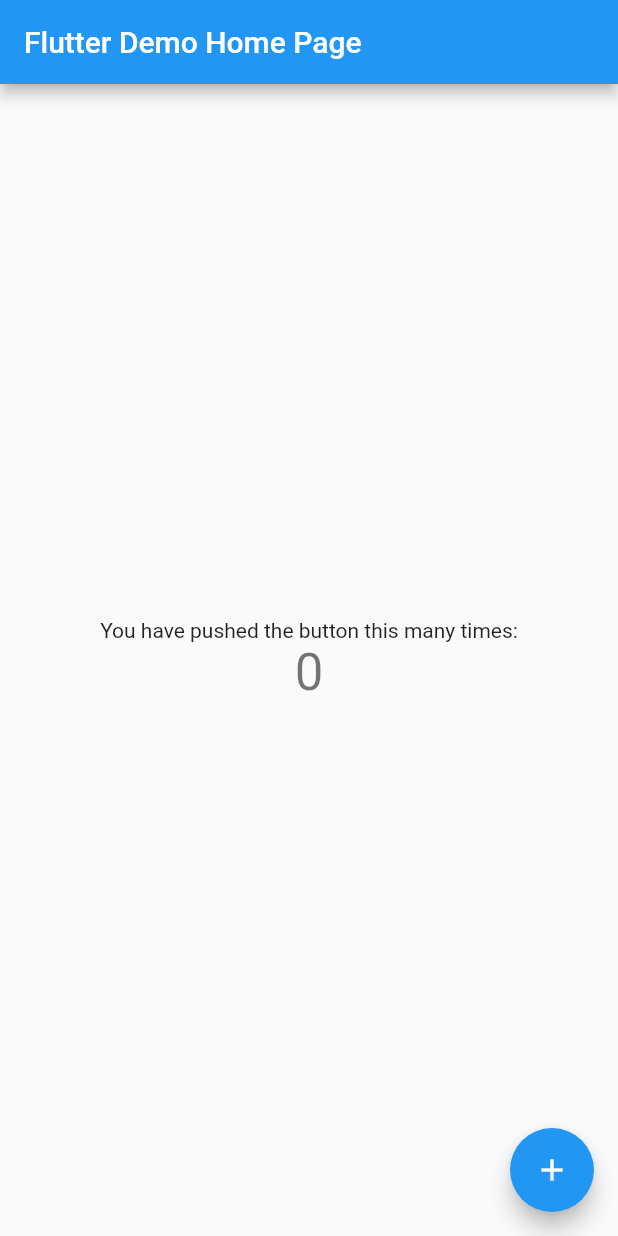
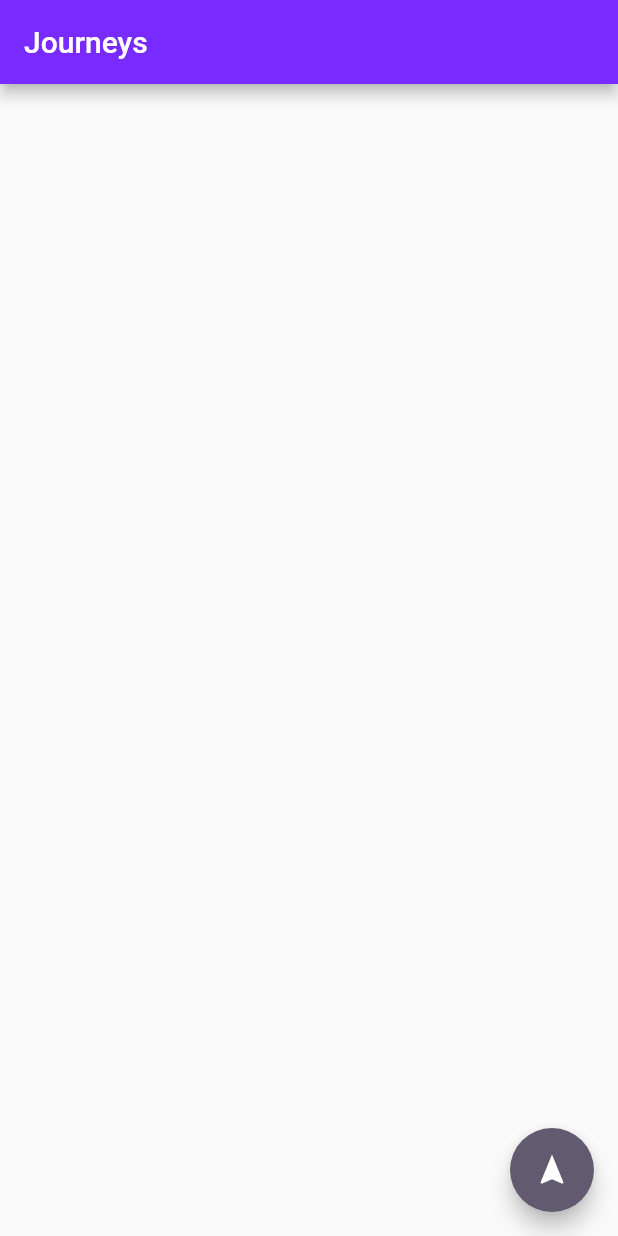
Before and after one commit to Ghoelian/travel_distance, a Flutter app: the screen it shows after launch, on a phone screen of 412 x 824 dp. Run offline on Flutter 3.47's test engine with Material 2 defaults, Android fonts, the phone set to English and light mode, and no system bars; our stand-ins replace flutter_secure_storage, google_maps_flutter, location, sqflite; accounts and stored records are empty.

Commit message:
Finish main logic

```diff
--- /dev/null
+++ b/lib/arguments/journey_details.dart
@@ -0,0 +1,7 @@
+import 'package:travel_distance/dto/journey_dto.dart';
+
+class JourneyDetailsArguments {
+  final Journey journey;
+
+  JourneyDetailsArguments(this.journey);
+}
--- /dev/null
+++ b/lib/dto/journey_dto.dart
@@ -0,0 +1,36 @@
+import 'dart:convert';
+
+import 'package:intl/intl.dart';
+
+class Journey {
+  final List<Coordinate> coordinates;
+  final double distance;
+  final DateTime date;
+  final DateFormat formatter = DateFormat('d/M/y HH:mm');
+
+  Journey(
+      {required this.coordinates, required this.date, required this.distance});
+
+  Map<String, dynamic> toMap() {
+    return {
+      'date': date.millisecondsSinceEpoch,
+      'coordinates': jsonEncode(coordinates.map((e) => e.toJson()).toList()),
+      'distance': distance
+    };
+  }
+}
+
+class Coordinate {
+  final double latitude;
+  final double longitude;
+
+  Coordinate({required this.latitude, required this.longitude});
+
+  Map toJson() {
+    return {'latitude': latitude, 'longitude': longitude};
+  }
+
+  factory Coordinate.fromJson(Map<String, dynamic> json) {
+    return Coordinate(latitude: json['latitude'], longitude: json['longitude']);
+  }
+}
--- a/lib/main.dart
+++ b/lib/main.dart
@@ -1,6 +1,18 @@
 import 'package:flutter/material.dart';
+import 'package:path/path.dart';
+import 'package:provider/provider.dart';
+import 'package:sqflite/sqflite.dart';
+import 'package:travel_distance/models/database_model.dart';
+import 'package:travel_distance/models/journeys_model.dart';
+import 'package:travel_distance/screens/fix_permission.dart';
+import 'package:travel_distance/screens/journey_details.dart';
+import 'package:travel_distance/screens/journeys.dart';
+import 'package:travel_distance/screens/tracker.dart';
 
-void main() {
+void main() async {
+  WidgetsFlutterBinding.ensureInitialized();
+  DatabaseModel.init();
+
   runApp(const TravelDistance());
 }
 
@@ -10,106 +22,24 @@
   // This widget is the root of your application.
   @override
   Widget build(BuildContext context) {
-    return MaterialApp(
-      title: 'Flutter Demo',
-      theme: ThemeData(
-        // This is the theme of your application.
-        //
-        // Try running your application with "flutter run". You'll see the
-        // application has a blue toolbar. Then, without quitting the app, try
-        // changing the primarySwatch below to Colors.green and then invoke
-        // "hot reload" (press "r" in the console where you ran "flutter run",
-        // or simply save your changes to "hot reload" in a Flutter IDE).
-        // Notice that the counter didn't reset back to zero; the application
-        // is not restarted.
-        primarySwatch: Colors.blue,
-      ),
-      home: const MyHomePage(title: 'Flutter Demo Home Page'),
-    );
+    return MultiProvider(
+        providers: [
+          ChangeNotifierProvider(create: (context) => JourneysModel())
+        ],
+        child: MaterialApp(
+          title: 'Travel Distance',
+          initialRoute: '/',
+          routes: {
+            '/': (context) => const Journeys(),
+            '/details': (context) => const JourneyDetails(),
+            '/tracker': (context) => const Tracker(),
+            '/fix-permissions': (context) => const FixPermission()
+          },
+          theme: ThemeData(
+            colorScheme:
+                ColorScheme.fromSeed(seedColor: const Color(0xff792bff))
+                    .copyWith(primary: const Color(0xff792bff)),
+          ),
+        ));
   }
 }
-
-class MyHomePage extends StatefulWidget {
-  const MyHomePage({super.key, required this.title});
-
-  // This widget is the home page of your application. It is stateful, meaning
-  // that it has a State object (defined below) that contains fields that affect
-  // how it looks.
-
-  // This class is the configuration for the state. It holds the values (in this
-  // case the title) provided by the parent (in this case the App widget) and
-  // used by the build method of the State. Fields in a Widget subclass are
-  // always marked "final".
-
-  final String title;
-
-  @override
-  State<MyHomePage> createState() => _MyHomePageState();
-}
-
-class _MyHomePageState extends State<MyHomePage> {
-  int _counter = 0;
-
-  void _incrementCounter() {
-    setState(() {
-      // This call to setState tells the Flutter framework that something has
-      // changed in this State, which causes it to rerun the build method below
-      // so that the display can reflect the updated values. If we changed
-      // _counter without calling setState(), then the build method would not be
-      // called again, and so nothing would appear to happen.
-      _counter++;
-    });
-  }
-
-  @override
-  Widget build(BuildContext context) {
-    // This method is rerun every time setState is called, for instance as done
-    // by the _incrementCounter method above.
-    //
-    // The Flutter framework has been optimized to make rerunning build methods
-    // fast, so that you can just rebuild anything that needs updating rather
-    // than having to individually change instances of widgets.
-    return Scaffold(
-      appBar: AppBar(
-        // Here we take the value from the MyHomePage object that was created by
-        // the App.build method, and use it to set our appbar title.
-        title: Text(widget.title),
-      ),
-      body: Center(
-        // Center is a layout widget. It takes a single child and positions it
-        // in the middle of the parent.
-        child: Column(
-          // Column is also a layout widget. It takes a list of children and
-          // arranges them vertically. By default, it sizes itself to fit its
-          // children horizontally, and tries to be as tall as its parent.
-          //
-          // Invoke "debug painting" (press "p" in the console, choose the
-          // "Toggle Debug Paint" action from the Flutter Inspector in Android
-          // Studio, or the "Toggle Debug Paint" command in Visual Studio Code)
-          // to see the wireframe for each widget.
-          //
-          // Column has various properties to control how it sizes itself and
-          // how it positions its children. Here we use mainAxisAlignment to
-          // center the children vertically; the main axis here is the vertical
-          // axis because Columns are vertical (the cross axis would be
-          // horizontal).
-          mainAxisAlignment: MainAxisAlignment.center,
-          children: <Widget>[
-            const Text(
-              'You have pushed the button this many times:',
-            ),
-            Text(
-              '$_counter',
-              style: Theme.of(context).textTheme.headline4,
-            ),
-          ],
-        ),
-      ),
-      floatingActionButton: FloatingActionButton(
-        onPressed: _incrementCounter,
-        tooltip: 'Increment',
-        child: const Icon(Icons.add),
-      ), // This trailing comma makes auto-formatting nicer for build methods.
-    );
-  }
-}
--- /dev/null
+++ b/lib/models/database_model.dart
@@ -0,0 +1,16 @@
+import 'package:flutter/foundation.dart';
+import 'package:path/path.dart';
+import 'package:sqflite/sqflite.dart';
+
+class DatabaseModel extends ChangeNotifier {
+  static Future<Database>? database;
+
+  static void init() async {
+    database =
+        openDatabase(join(await getDatabasesPath(), 'journeys_database.db'),
+            onCreate: (db, version) {
+      return db.execute(
+          'CREATE TABLE journeys(id INTEGER PRIMARY KEY AUTOINCREMENT, date INTEGER, coordinates TEXT, distance REAL)');
+    }, version: 1);
+  }
+}
--- /dev/null
+++ b/lib/models/journeys_model.dart
@@ -0,0 +1,58 @@
+import 'dart:convert';
+
+import 'package:flutter/cupertino.dart';
+import 'package:flutter_secure_storage/flutter_secure_storage.dart';
+import 'package:sqflite/sqflite.dart';
+import 'package:travel_distance/models/database_model.dart';
+
+import '../dto/journey_dto.dart';
+
+class JourneysModel extends ChangeNotifier {
+  List<Journey> _journeys = [];
+
+  final FlutterSecureStorage storage = const FlutterSecureStorage(
+      aOptions: AndroidOptions(encryptedSharedPreferences: true));
+
+  List<Journey> get journeys => _journeys;
+
+  Future<void> getFromDb() async {
+    final db = await DatabaseModel.database;
+
+    final List<Map<String, dynamic>>? maps = await db?.query('journeys');
+
+    if (maps != null && maps.isNotEmpty) {
+      _journeys = List.generate(maps.length, (index) {
+        List<dynamic> coordinates = jsonDecode(maps[index]['coordinates']);
+        List<Coordinate> coordinatesObject = [];
+
+        for (var element in coordinates) {
+          coordinatesObject.add(Coordinate.fromJson(element));
+        }
+
+        var journey = Journey(
+            coordinates: coordinatesObject,
+            date: (DateTime.fromMillisecondsSinceEpoch(maps[index]['date'])),
+            distance: maps[index]['distance']);
+
+        return journey;
+      });
+    }
+
+    notifyListeners();
+  }
+
+  void addJourney(Journey journey) {
+    _journeys.add(journey);
+
+    notifyListeners();
+  }
+
+  Future<void> saveToStorage() async {
+    final db = await DatabaseModel.database;
+
+    journeys.forEach((e) async {
+      await db?.insert('journeys', e.toMap(),
+          conflictAlgorithm: ConflictAlgorithm.fail);
+    });
+  }
+}
--- a/lib/screens/journeys.dart
+++ b/lib/screens/journeys.dart
@@ -0,0 +1,44 @@
+import 'package:flutter/material.dart';
+import 'package:intl/intl.dart';
+import 'package:provider/provider.dart';
+import 'package:travel_distance/arguments/journey_details.dart';
+import 'package:travel_distance/models/journeys_model.dart';
+
+class Journeys extends StatelessWidget {
+  const Journeys({Key? key}) : super(key: key);
+
+  @override
+  Widget build(BuildContext context) {
+    return Scaffold(
+      appBar: AppBar(
+        title: const Text('Journeys'),
+      ),
+      body: Center(
+        child: Consumer<JourneysModel>(builder: (context, journeys, child) {
+          journeys.getFromDb();
+
+          return ListView.builder(
+              itemCount: journeys.journeys.length,
+              itemBuilder: (context, i) {
+                return ListTile(
+                  onTap: () {
+                    Navigator.of(context).pushNamed('/details',
+                        arguments: JourneyDetailsArguments(journeys.journeys[i]));
+                  },
+                  title: Text(journeys.journeys[i].formatter
+                      .format(journeys.journeys[i].date)),
+                  subtitle: Text(
+                      '${NumberFormat.decimalPattern().format(journeys.journeys[i].distance / 1000)}km'),
+                );
+              });
+        }),
+      ),
+      floatingActionButton: FloatingActionButton(
+        onPressed: () {
+          Navigator.of(context).pushNamed('/tracker');
+        },
+        child: const Icon(Icons.navigation),
+      ),
+    );
+  }
+}
--- a/pubspec.yaml
+++ b/pubspec.yaml
@@ -38,6 +38,12 @@
   cupertino_icons: ^1.0.2
   location: ^4.4.0
   flutter_secure_storage: ^6.0.0
+  provider: ^6.0.3
+  google_maps_flutter: ^2.2.0
+  flutter_polyline_points: ^1.0.0
+  intl: ^0.17.0
+  sqflite: ^2.0.3+1
+  path: ^1.8.2
 
 dev_dependencies:
   flutter_test:
```
Also changed, not shown: lib/screens/fix_permission.dart (added, +10 -0 lines), lib/screens/journey_details.dart (+66 -0 lines), lib/screens/tracker.dart (+177 -0 lines), pubspec.lock, 5 other files.
